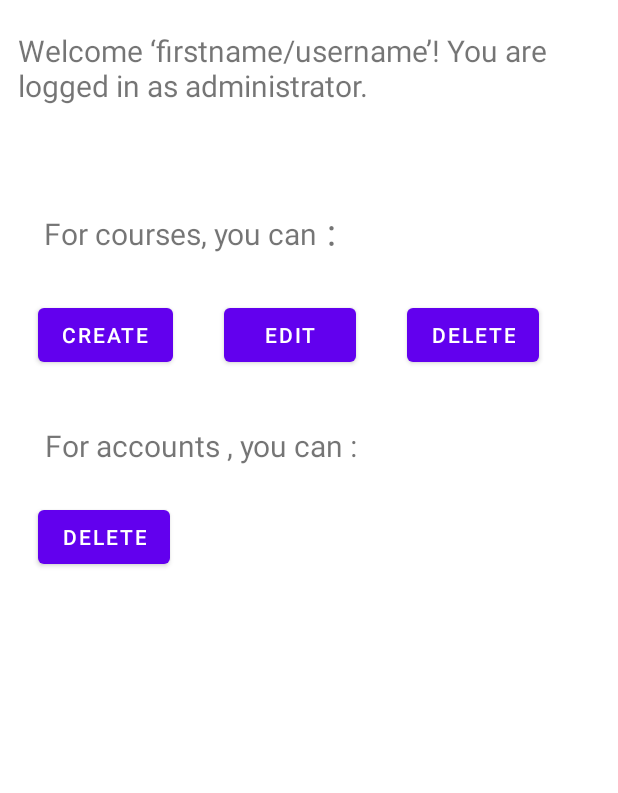
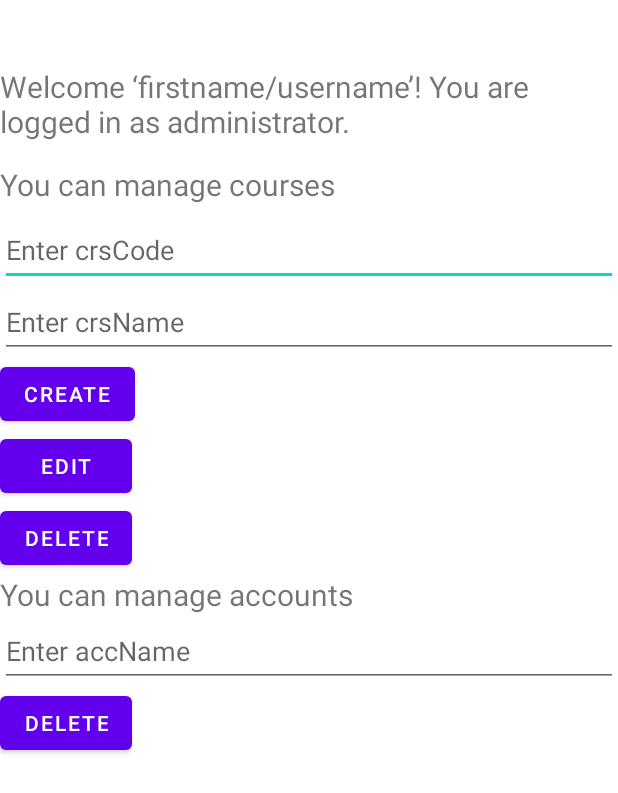
Before and after one commit to uOttawa-Summer2022/Project-Group-5, an Android app: the layout admin.xml on its own in the app's theme, with its tools: preview values and no code run, on a phone screen of 412 x 824 dp. Shown: the top 793 px of the screen. Run offline under Robolectric (Android 15) with nearby library versions, the phone set to English and light mode, and no system bars.

Commit message:
update admin.xml

```diff
--- a/app/src/main/java/com/example/course_booking/AdminActivity.java
+++ b/app/src/main/java/com/example/course_booking/AdminActivity.java
@@ -5,11 +5,13 @@ import android.content.Intent;
 import android.os.Bundle;
 import android.util.Log;
 import android.view.View;
+import android.widget.Button;
 import android.widget.TextView;
 
 public class AdminActivity extends AppCompatActivity{
     TextView welcomeAdmin;
     DBHelper db;
+    Button createCourse,editCourse,deleteCourse,deleteAccount;
 
     protected void onCreate(Bundle savedInstanceState) {
 
@@ -23,5 +25,42 @@ public class AdminActivity extends AppCompatActivity{
         Log.d("name", user.getName());
         welcomeAdmin.setText(msg);
 
+        createCourse = findViewById(R.id.btn_createCourse);
+        editCourse = findViewById(R.id.btn_editCourse);
+        deleteCourse = findViewById(R.id.btn_deleteCourse);
+        deleteAccount = findViewById(R.id.btn_deleteAccount);
+
+
+        createCourse.setOnClickListener(new View.OnClickListener() {
+            @Override
+            public void onClick(View v) {
+
+            }
+        });
+
+        editCourse.setOnClickListener(new View.OnClickListener() {
+            @Override
+            public void onClick(View v) {
+
+            }
+        });
+
+        deleteCourse.setOnClickListener(new View.OnClickListener() {
+            @Override
+            public void onClick(View v) {
+
+            }
+        });
+
+
+        deleteAccount.setOnClickListener(new View.OnClickListener() {
+            @Override
+            public void onClick(View v) {
+
+            }
+        });
+
+
+
     }
 }
--- a/app/src/main/java/com/example/course_booking/MainActivity.java
+++ b/app/src/main/java/com/example/course_booking/MainActivity.java
@@ -75,10 +75,6 @@ public class MainActivity extends AppCompatActivity {
             @Override
             public void onClick(View view) {
 
-                //Still trying to figure out how to switch pages
-                //Intent intent = new Intent(this, SignupActivity);
-                //startActivity(intent);
-
 
                 startActivity(new Intent(getApplicationContext(), SignupActivity.class));
 
--- a/app/src/main/res/layout/admin.xml
+++ b/app/src/main/res/layout/admin.xml
@@ -5,76 +5,86 @@
     android:layout_width="match_parent"
     android:layout_height="match_parent">
 
+    <LinearLayout
+        android:layout_width="match_parent"
+        android:layout_height="match_parent"
+        android:orientation="vertical"
+        tools:layout_editor_absoluteX="2dp"
+        tools:layout_editor_absoluteY="-4dp">
+
         <TextView
             android:id="@+id/welcomeAdmin"
             android:layout_width="400dp"
             android:layout_height="65dp"
-        android:layout_marginTop="20dp"
+            android:layout_marginTop="44dp"
             android:text="Welcome ‘firstname/username’! You are logged in as administrator."
-        android:textSize="20dp"
-        app:layout_constraintEnd_toEndOf="parent"
-        app:layout_constraintTop_toTopOf="parent" />
-
-    <TextView
-        android:id="@+id/textView2"
-        android:layout_width="330dp"
-        android:layout_height="57dp"
-        android:layout_marginStart="29dp"
-        android:layout_marginBottom="572dp"
-        android:text="For courses, you can ："
-        android:textSize="20dp"
-        app:layout_constraintBottom_toBottomOf="parent"
-        app:layout_constraintStart_toStartOf="parent"
-        app:layout_constraintTop_toBottomOf="@+id/welcomeAdmin"/>
-
-    <Button
-        android:id="@+id/button"
-        android:layout_width="wrap_content"
-        android:layout_height="wrap_content"
-        android:layout_marginStart="25dp"
-        android:layout_marginTop="2dp"
-        android:text="@string/create"
-        app:layout_constraintStart_toStartOf="parent"
-        app:layout_constraintTop_toBottomOf="@+id/textView2" />
-
-    <Button
-        android:id="@+id/button2"
-        android:layout_width="wrap_content"
-        android:layout_height="wrap_content"
-        android:layout_marginStart="34dp"
-        android:layout_marginTop="2dp"
-        android:text="@string/edit"
-        app:layout_constraintStart_toEndOf="@+id/button"
-        app:layout_constraintTop_toBottomOf="@+id/textView2" />
-
-    <Button
-        android:id="@+id/button3"
-        android:layout_width="wrap_content"
-        android:layout_height="wrap_content"
-        android:layout_marginStart="34dp"
-        android:layout_marginTop="2dp"
-        android:text="@string/deleteCourse"
-        app:layout_constraintStart_toEndOf="@+id/button2"
-        app:layout_constraintTop_toBottomOf="@+id/textView2" />
+            android:textSize="20dp" />
 
         <TextView
             android:id="@+id/textView3"
+            android:layout_width="match_parent"
+            android:layout_height="33dp"
+            android:text="You can manage courses"
+            android:textSize="20sp" />
+
+        <EditText
+            android:id="@+id/crsCodeForm"
+            android:layout_width="match_parent"
+            android:layout_height="wrap_content"
+            android:ems="10"
+            android:hint="Enter crsCode"
+            android:inputType="textPersonName"
+            android:minHeight="48dp" />
+
+        <EditText
+            android:id="@+id/crsNameForm"
+            android:layout_width="match_parent"
+            android:layout_height="wrap_content"
+            android:ems="10"
+            android:hint="Enter crsName"
+            android:inputType="textPersonName"
+            android:minHeight="48dp" />
+
+        <Button
+            android:id="@+id/btn_createCourse"
             android:layout_width="wrap_content"
             android:layout_height="wrap_content"
-        android:layout_marginStart="30dp"
-        android:layout_marginTop="36dp"
-        android:text="For accounts , you can :"
-        android:textSize="20dp"
-        app:layout_constraintStart_toStartOf="parent"
-        app:layout_constraintTop_toBottomOf="@+id/button" />
+            android:text="@string/create" />
 
         <Button
-        android:id="@+id/button4"
+            android:id="@+id/btn_editCourse"
             android:layout_width="wrap_content"
             android:layout_height="wrap_content"
-        android:layout_marginStart="25dp"
-        android:layout_marginTop="23dp"
-        android:text="@string/deleteAccount"
-        app:layout_constraintStart_toStartOf="parent"
-        app:layout_constraintTop_toBottomOf="@+id/textView3" />
+            android:text="@string/edit" />
+
+        <Button
+            android:id="@+id/btn_deleteCourse"
+            android:layout_width="wrap_content"
+            android:layout_height="wrap_content"
+            android:text="@string/deleteCourse" />
+
+        <TextView
+            android:id="@+id/textView4"
+            android:layout_width="match_parent"
+            android:layout_height="wrap_content"
+            android:text="You can manage accounts"
+            android:textSize="20sp"/>
+
+        <EditText
+            android:id="@+id/editTextTextPersonName8"
+            android:layout_width="match_parent"
+            android:layout_height="wrap_content"
+            android:ems="10"
+            android:inputType="textPersonName"
+            android:minHeight="48dp"
+            android:hint="Enter accName" />
+
+        <Button
+            android:id="@+id/btn_deleteAccount"
+            android:layout_width="wrap_content"
+            android:layout_height="wrap_content"
+            android:text="@string/deleteAccount" />
+
+    </LinearLayout>
+
 </androidx.constraintlayout.widget.ConstraintLayout>
```
Lines whose indentation alone changed are shown as unchanged.
